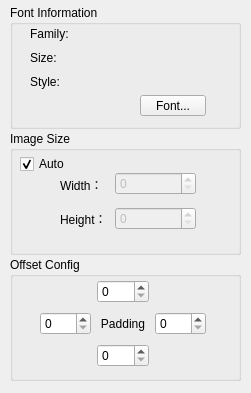
Above: software/FontConverter/fontconfigframe.ui from nongxiaoming/font-converter before the change. Below: the same form after it.
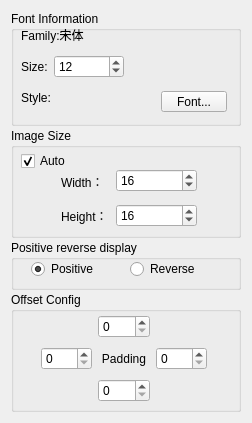
That is the form after the change.

Commit message: update the FontConfigFrame,add more setting options.

Diff of the .ui file:
```diff
--- a/software/FontConverter/fontconfigframe.ui
+++ b/software/FontConverter/fontconfigframe.ui
@@ -6,36 +6,35 @@
    <rect>
     <x>0</x>
     <y>0</y>
-    <width>251</width>
-    <height>393</height>
+    <width>252</width>
+    <height>423</height>
    </rect>
   </property>
   <property name="windowTitle">
    <string>Form</string>
   </property>
-  <widget class="QWidget" name="layoutWidget">
-   <property name="geometry">
-    <rect>
-     <x>10</x>
-     <y>5</y>
-     <width>231</width>
-     <height>376</height>
-    </rect>
-   </property>
+  <layout class="QGridLayout" name="gridLayout_2">
+   <item row="0" column="0">
    <layout class="QVBoxLayout" name="verticalLayout">
     <property name="spacing">
      <number>2</number>
     </property>
     <item>
      <widget class="QGroupBox" name="groupBox">
+       <property name="maximumSize">
+        <size>
+         <width>16777215</width>
+         <height>115</height>
+        </size>
+       </property>
       <property name="title">
        <string>Font Information</string>
       </property>
       <widget class="QPushButton" name="pushButton">
        <property name="geometry">
         <rect>
-         <x>130</x>
-         <y>90</y>
+          <x>150</x>
+          <y>80</y>
          <width>66</width>
          <height>21</height>
         </rect>
@@ -44,23 +43,25 @@
         <string>Font...</string>
        </property>
       </widget>
-      <widget class="QWidget" name="layoutWidget">
+       <widget class="QWidget" name="">
        <property name="geometry">
         <rect>
-         <x>20</x>
-         <y>20</y>
-         <width>191</width>
-         <height>66</height>
+          <x>10</x>
+          <y>10</y>
+          <width>181</width>
+          <height>91</height>
         </rect>
        </property>
        <layout class="QVBoxLayout" name="verticalLayout_4">
         <item>
          <widget class="QLabel" name="family_label">
           <property name="text">
-           <string>Family:</string>
+            <string>Family:宋体</string>
           </property>
          </widget>
         </item>
+         <item>
+          <layout class="QHBoxLayout" name="horizontalLayout_2">
         <item>
          <widget class="QLabel" name="size_label">
           <property name="text">
@@ -69,6 +70,37 @@
          </widget>
         </item>
         <item>
+            <widget class="QSpinBox" name="font_size_spinBox">
+             <property name="minimumSize">
+              <size>
+               <width>70</width>
+               <height>0</height>
+              </size>
+             </property>
+             <property name="minimum">
+              <number>6</number>
+             </property>
+             <property name="value">
+              <number>12</number>
+             </property>
+            </widget>
+           </item>
+           <item>
+            <spacer name="horizontalSpacer">
+             <property name="orientation">
+              <enum>Qt::Horizontal</enum>
+             </property>
+             <property name="sizeHint" stdset="0">
+              <size>
+               <width>40</width>
+               <height>20</height>
+              </size>
+             </property>
+            </spacer>
+           </item>
+          </layout>
+         </item>
+         <item>
          <widget class="QLabel" name="style_label">
           <property name="text">
            <string>Style:</string>
@@ -81,6 +113,12 @@
     </item>
     <item>
      <widget class="QGroupBox" name="groupBox_2">
+       <property name="maximumSize">
+        <size>
+         <width>16777215</width>
+         <height>110</height>
+        </size>
+       </property>
       <property name="title">
        <string>Image Size</string>
       </property>
@@ -113,20 +151,26 @@
         <item>
          <widget class="QSpinBox" name="font_width_spinBox">
           <property name="enabled">
-           <bool>false</bool>
+            <bool>true</bool>
           </property>
           <property name="maximum">
-           <number>999</number>
+            <number>54</number>
+           </property>
+           <property name="value">
+            <number>16</number>
           </property>
          </widget>
         </item>
         <item>
          <widget class="QSpinBox" name="font_height_spinBox">
           <property name="enabled">
-           <bool>false</bool>
+            <bool>true</bool>
           </property>
           <property name="maximum">
-           <number>999</number>
+            <number>54</number>
+           </property>
+           <property name="value">
+            <number>16</number>
           </property>
          </widget>
         </item>
@@ -160,8 +204,56 @@
       </widget>
      </widget>
     </item>
+     <item>
+      <widget class="QGroupBox" name="groupBox_4">
+       <property name="maximumSize">
+        <size>
+         <width>16777215</width>
+         <height>50</height>
+        </size>
+       </property>
+       <property name="title">
+        <string>Positive reverse display</string>
+       </property>
+       <widget class="QWidget" name="layoutWidget">
+        <property name="geometry">
+         <rect>
+          <x>20</x>
+          <y>20</y>
+          <width>191</width>
+          <height>18</height>
+         </rect>
+        </property>
+        <layout class="QHBoxLayout" name="horizontalLayout">
+         <item>
+          <widget class="QRadioButton" name="Positive_radiobtn">
+           <property name="text">
+            <string>Positive</string>
+           </property>
+           <property name="checked">
+            <bool>true</bool>
+           </property>
+          </widget>
+         </item>
+         <item>
+          <widget class="QRadioButton" name="Reverse_radiobtn">
+           <property name="text">
+            <string>Reverse</string>
+           </property>
+          </widget>
+         </item>
+        </layout>
+       </widget>
+      </widget>
+     </item>
     <item>
      <widget class="QGroupBox" name="groupBox_3">
+       <property name="maximumSize">
+        <size>
+         <width>16777215</width>
+         <height>120</height>
+        </size>
+       </property>
       <property name="title">
        <string>Offset Config</string>
       </property>
@@ -205,7 +297,8 @@
      </widget>
     </item>
    </layout>
-  </widget>
+   </item>
+  </layout>
  </widget>
  <resources/>
  <connections/>
```
Left out of the diff: 4 changed lines with no effect on the pictures. Lines whose indentation alone changed are shown as unchanged. The commit also changes 1 other file.
